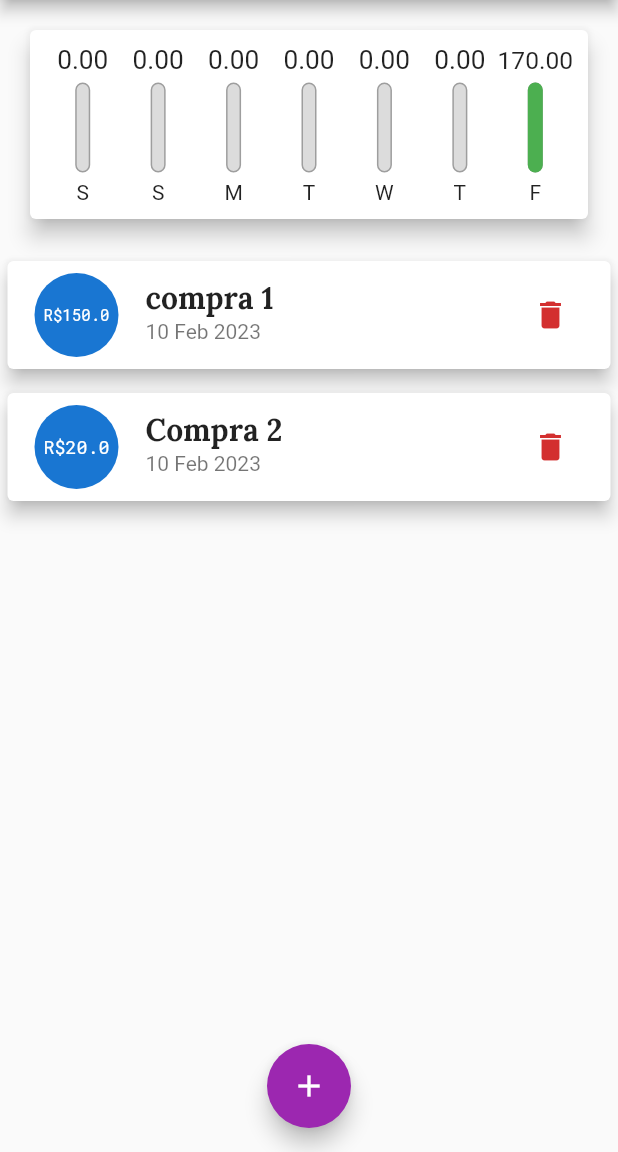
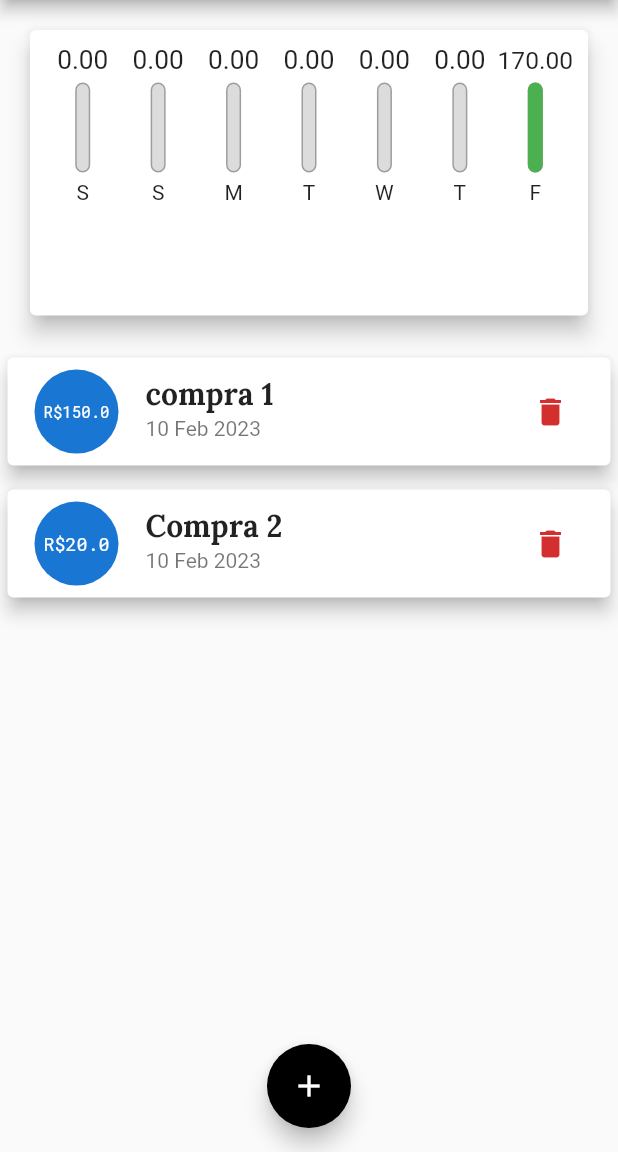
Before and after one commit to GuiVideira/projeto_Cash, a Flutter app: the screen it shows after launch, on a phone screen of 412 x 824 dp, the part 84-1236 px from its top. Run offline on Flutter 3.47's test engine with Material 2 defaults, Android fonts, the light colour scheme and no system bars.

Commit message:
atualização de mediaQuery

```diff
--- a/lib/components/transaction_list.dart
+++ b/lib/components/transaction_list.dart
@@ -10,7 +10,7 @@
   @override
   Widget build(BuildContext context) {
     return SizedBox(
-      height:395,
+      height:MediaQuery.of(context).size.height * 0.6,
       child: transactions.isEmpty ? Column(  //se a transactions tiver vazia, a imagem aparecerá
         children: <Widget>[
           const SizedBox(height: 20),
--- a/lib/main.dart
+++ b/lib/main.dart
@@ -13,6 +13,7 @@
 
   @override
   Widget build(BuildContext context) {
+
     return  MaterialApp(
       home: const HomePage(),
       theme: ThemeData(
@@ -20,7 +21,7 @@
           primarySwatch: Colors.green,
         )
         .copyWith(
-          secondary: Colors.purple,
+          secondary: Colors.black,
         ),//aqui foi posto um esquema de cores, uma cor principal e uma secundária que muda as cores de forma geral e o botão floatingActionButton respectivamente.
         fontFamily: 'RobotoMono',
         textTheme: ThemeData.light().textTheme.copyWith(
@@ -110,23 +111,38 @@
 
   @override
   Widget build(BuildContext context) {
-    return Scaffold(
-      appBar: AppBar(
+    final appBar = AppBar(
         backgroundColor: Theme.of(context).colorScheme.primary,
-        title:const Text('CashApp'),
+        title: Text(
+          'CashApp',
+          style: TextStyle(
+            fontSize:  20 * MediaQuery.of(context).textScaleFactor,
+          ),
+          ),
         actions: <Widget>[
           IconButton(
             icon: const Icon(Icons.add),
             onPressed: () => _openTransactionFormModal(context),
           )
         ],
-      ),
+      );
+    final availableHeight = MediaQuery.of(context).size.height - appBar.preferredSize.height - MediaQuery.of(context).padding.top;
+
+
+    return Scaffold(
+      appBar: appBar,
       body: SingleChildScrollView(
         child: Column(
           crossAxisAlignment: CrossAxisAlignment.stretch,
           children: <Widget>[
-               Chart(_recentTransactions),
-              TransactionList(_transactions, _removeTransaction),
+               Container(
+                height: availableHeight * 0.3,
+                child: Chart(_recentTransactions)
+               ),
+              Container(
+                height: availableHeight * 0.7,
+                child: TransactionList(_transactions, _removeTransaction)
+                ),
           ]
         ),
       ),
```
